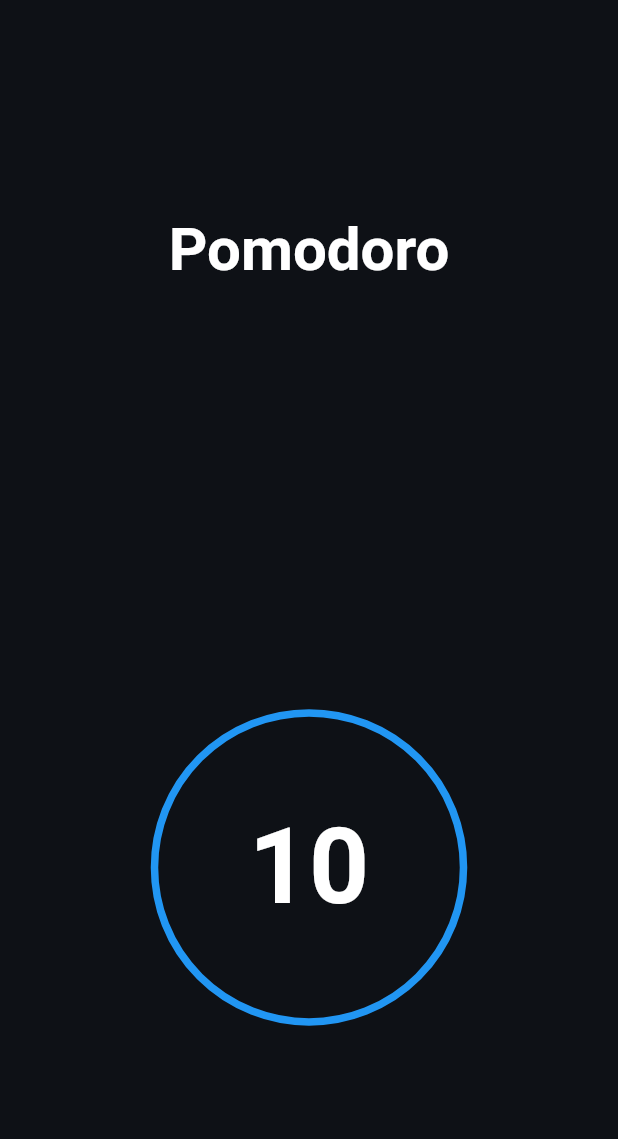
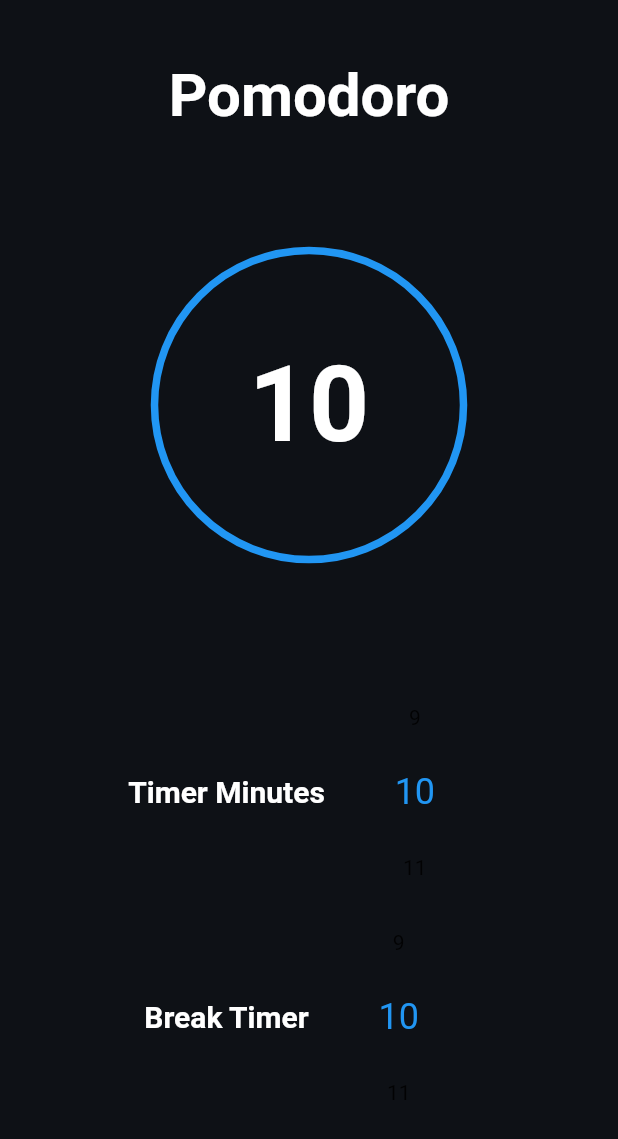
Before and after one commit to BrawlerXull/Stopwatch, a Flutter app: the screen it shows after launch, swiped to page 2, on a phone screen of 412 x 824 dp. Shown: the top 1139 px of the screen. Run offline on Flutter 3.47's test engine with Material 2 defaults, Android fonts, the phone set to English and light mode, and no system bars; drawn by our look-alikes of circular_countdown_timer, numberpicker; our stand-ins replace flutter_time_picker_spinner, get.

```diff
--- a/lib/screens/pomodoropage/view/PomodoroPage.dart
+++ b/lib/screens/pomodoropage/view/PomodoroPage.dart
@@ -1,5 +1,7 @@
 import 'package:circular_countdown_timer/circular_countdown_timer.dart';
 import 'package:flutter/material.dart';
+import 'package:flutter_time_picker_spinner/flutter_time_picker_spinner.dart';
+import 'package:numberpicker/numberpicker.dart';
 
 class PomodoroPage extends StatefulWidget {
   const PomodoroPage({super.key});
@@ -9,16 +11,22 @@ class PomodoroPage extends StatefulWidget {
 }
 
 class _PomodoroPageState extends State<PomodoroPage> {
+  final CountDownController _controller = CountDownController();
+  int _valueTimer = 10;
+  int _valueBreak = 10;
+  // DateTime? _time;
   @override
   Widget build(BuildContext context) {
     return Scaffold(
-      backgroundColor: Color(0xFF0E1116),
+      backgroundColor: const Color(0xFF0E1116),
       body: SafeArea(
         child: Center(
           child: Column(
-            mainAxisAlignment: MainAxisAlignment.spaceAround,
             crossAxisAlignment: CrossAxisAlignment.center,
             children: [
+              SizedBox(
+                height: 40,
+              ),
               const Text(
                 "Pomodoro",
                 style: TextStyle(
@@ -26,7 +34,11 @@ class _PomodoroPageState extends State<PomodoroPage> {
                     fontSize: 40,
                     fontWeight: FontWeight.bold),
               ),
+              SizedBox(
+                height: 80,
+              ),
               CircularCountDownTimer(
+                controller: _controller,
                 width: MediaQuery.of(context).size.width / 2,
                 height: MediaQuery.of(context).size.width / 2,
                 duration: 10,
@@ -39,7 +51,63 @@ class _PomodoroPageState extends State<PomodoroPage> {
                     fontWeight: FontWeight.bold),
                 textFormat: CountdownTextFormat.S,
                 fillColor: Colors.red,
-                  ringColor: Colors.blue),
+                ringColor: Colors.blue,
+              ),
+              SizedBox(
+                height: 80,
+              ),
+              Row(
+                mainAxisAlignment: MainAxisAlignment.center,
+                children: [
+                  const Text(
+                    "Timer Minutes",
+                    style: TextStyle(
+                      color: Colors.white,
+                      fontSize: 20,
+                      fontWeight: FontWeight.bold,
+                    ),
+                  ),
+                  const SizedBox(
+                    width: 10,
+                  ),
+                  NumberPicker(
+                    minValue: 1,
+                    maxValue: 60,
+                    value: _valueTimer,
+                    onChanged: (value) {
+                      setState(() {
+                        _valueTimer = value;
+                      });
+                    },
+                  )
+                ],
+              ),
+              Row(
+                mainAxisAlignment: MainAxisAlignment.center,
+                children: [
+                  const Text(
+                    "Break Timer",
+                    style: TextStyle(
+                      color: Colors.white,
+                      fontSize: 20,
+                      fontWeight: FontWeight.bold,
+                    ),
+                  ),
+                  const SizedBox(
+                    width: 10,
+                  ),
+                  NumberPicker(
+                    minValue: 1,
+                    maxValue: 60,
+                    value: _valueBreak,
+                    onChanged: (value) {
+                      setState(() {
+                        _valueBreak = value;
+                      });
+                    },
+                  ),
+                ],
+              ),
             ],
           ),
         ),
--- a/pubspec.yaml
+++ b/pubspec.yaml
@@ -37,6 +37,8 @@ dependencies:
   cupertino_icons: ^1.0.2
   get: ^4.6.5
   circular_countdown_timer: ^0.2.3
+  flutter_time_picker_spinner: ^2.0.0
+  numberpicker: ^2.1.2
 
 dev_dependencies:
   flutter_test:
```
Also changed, not shown: pubspec.lock. Lines whose indentation alone changed are shown as unchanged.
